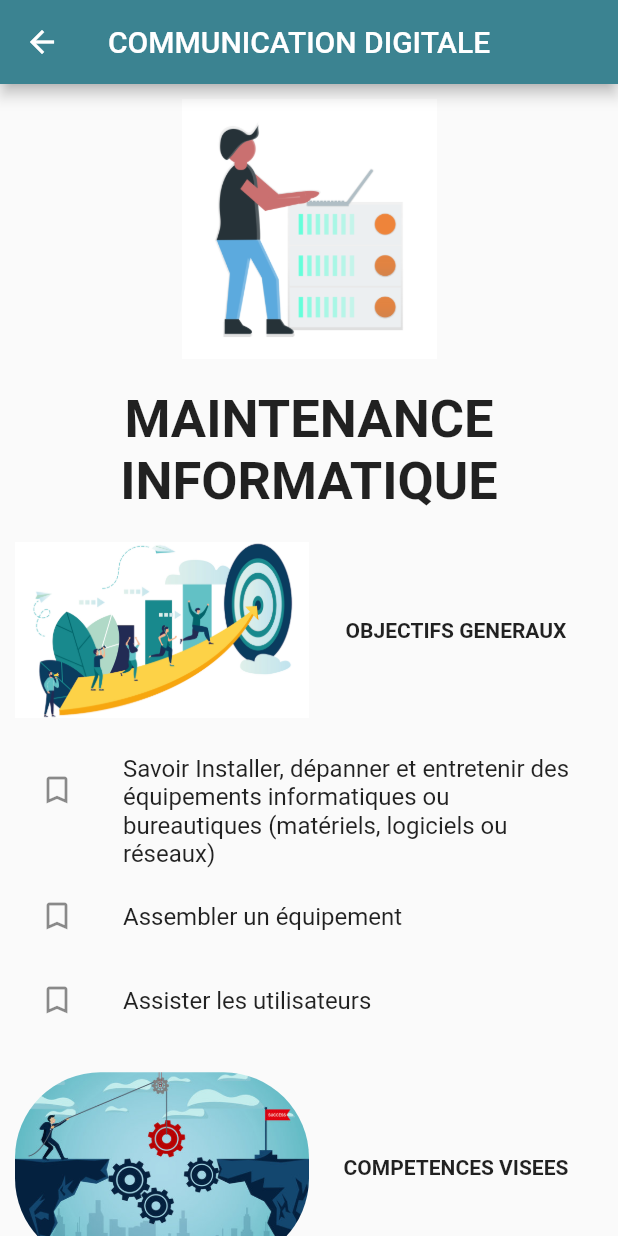
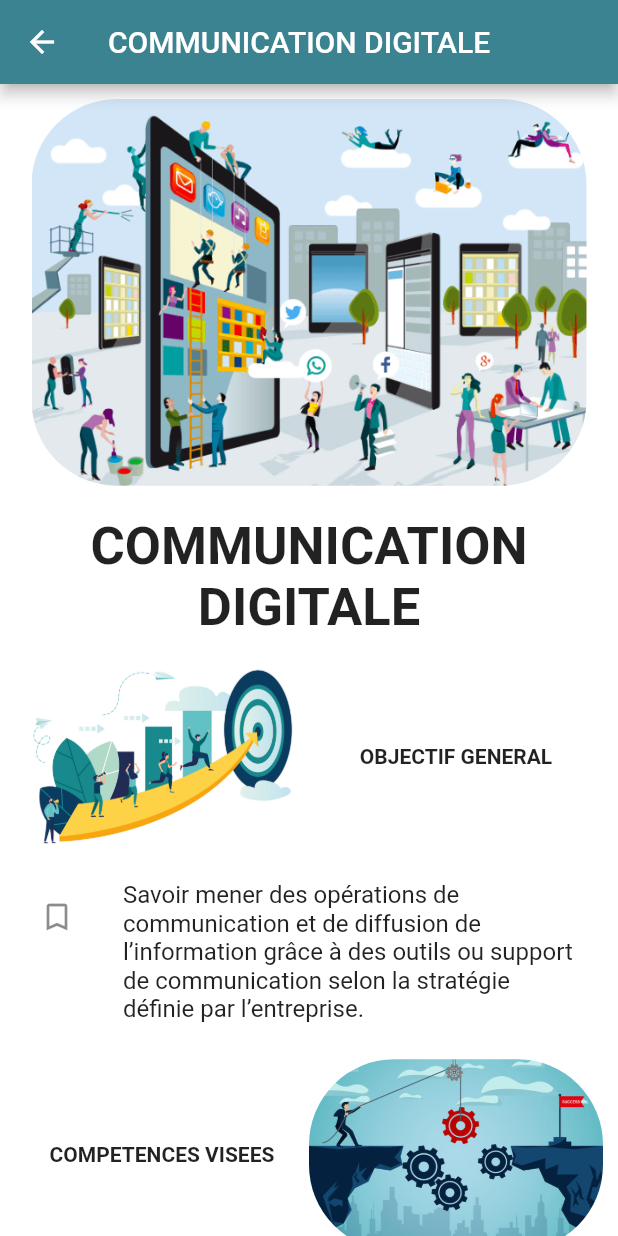
Before and after one commit to EdgarEmmanuel/FlUTTER_SPRING_BOOT, a Flutter app: the Communication screen opened directly, on a phone screen of 412 x 824 dp. Run offline on Flutter 3.47's test engine with Material 2 defaults, Android fonts, the phone set to English and light mode, and no system bars; our stand-ins replace data_connection_checker, dio; missing offline and left inert: flutter_youtube.

Commit message:
page communicatio digitale

```diff
--- a/frontfluttertattagine/lib/pages/numerique/Communication.dart
+++ b/frontfluttertattagine/lib/pages/numerique/Communication.dart
@@ -5,6 +5,7 @@ class Communication extends StatelessWidget{
   @override
   Widget build(BuildContext context) {
    return Scaffold(
+     backgroundColor: Colors.white,
      appBar: AppBar(
        title: Text(
          "COMMUNICATION DIGITALE"
@@ -17,15 +18,18 @@ class Communication extends StatelessWidget{
              children: <Widget>[
                Padding(
                  padding: EdgeInsets.all(10.0),
-                 child:Image.asset(
-                   "images/maintenance.png",
-                   width: 170.0,
+                 child:ClipRRect(
+                   borderRadius: BorderRadius.circular(57.0),
+                   child: Image.asset(
+                     "images/communication.png",
+                     width: 370.0,
+                   ),
                  ),
                ),
                Padding(
                  padding: EdgeInsets.all(10.0),
                  child: Text(
-                   "MAINTENANCE INFORMATIQUE",
+                   "COMMUNICATION DIGITALE",
                    textAlign: TextAlign.center,
                    style: TextStyle(
                        fontWeight: FontWeight.bold,
@@ -45,7 +49,7 @@ class Communication extends StatelessWidget{
                        ),
                        Expanded(
                          child: Text(
-                           "OBJECTIFS GENERAUX",
+                           "OBJECTIF GENERAL",
                            style: TextStyle(
                                fontWeight: FontWeight.bold
                            ),
@@ -62,20 +66,9 @@ class Communication extends StatelessWidget{
                      ListTile(
                        leading: Icon(Icons.bookmark_border),
                        title: Text(
-                           "Savoir Installer, dépanner et entretenir des équipements informatiques "
-                               "ou bureautiques (matériels, logiciels ou réseaux)"
-                       ),
-                     ),
-                     ListTile(
-                       leading: Icon(Icons.bookmark_border),
-                       title: Text(
-                           "Assembler un équipement"
-                       ),
-                     ),
-                     ListTile(
-                       leading: Icon(Icons.bookmark_border),
-                       title: Text(
-                           "Assister les utilisateurs"
+                           "Savoir mener des opérations de communication et de diffusion de l’information "
+                               "grâce à des outils ou support de "
+                               "communication selon la stratégie définie par l’entreprise."
                        ),
                      ),
                    ],
@@ -86,6 +79,15 @@ class Communication extends StatelessWidget{
                    child: Row(
                      children: <Widget>[
                        Expanded(
+                         child: Text(
+                           "COMPETENCES VISEES",
+                           style: TextStyle(
+                               fontWeight: FontWeight.bold
+                           ),
+                           textAlign: TextAlign.center,
+                         ),
+                       ),
+                       Expanded(
                          child: ClipRRect(
                            borderRadius: BorderRadius.circular(57.0),
                            child: Image.asset(
@@ -94,15 +96,6 @@ class Communication extends StatelessWidget{
                            ),
                          ),
                        ),
-                       Expanded(
-                         child: Text(
-                           "COMPETENCES VISEES",
-                           style: TextStyle(
-                               fontWeight: FontWeight.bold
-                           ),
-                           textAlign: TextAlign.center,
-                         ),
-                       )
                      ],
                    )
                ),
@@ -113,37 +106,43 @@ class Communication extends StatelessWidget{
                      ListTile(
                        leading: Icon(Icons.rate_review),
                        title: Text(
-                           "diagnostiquer un dysfonctionnement matériel ou logiciel informatique, "
+                           "techniques de communication"
                        ),
                      ),
                      ListTile(
                        leading: Icon(Icons.rate_review),
                        title: Text(
-                           "configurer un poste de travail"
+                           "normes rédactionnelles"
                        ),
                      ),
                      ListTile(
                        leading: Icon(Icons.rate_review),
                        title: Text(
-                           "changer ou réparer un élément défectueux"
+                           "utilisation d’outils de travail collaboratif"
                        ),
                      ),
                      ListTile(
                        leading: Icon(Icons.rate_review),
                        title: Text(
-                           "réaliser des opérations de maintenance sur les équipements et matériels informatiques. "
+                           "maîtrise des outils de web analyse"
                        ),
                      ),
                      ListTile(
                        leading: Icon(Icons.rate_review),
                        title: Text(
-                           "Installer un système d’exploitation"
+                           "capacités rédactionnelles (revues, presse, communiqué…)"
                        ),
                      ),
                      ListTile(
                        leading: Icon(Icons.rate_review),
                        title: Text(
-                           "Installer et désinstaller de manière sécurisée des logiciels"
+                           "conception des supports de communication visuelle"
+                       ),
+                     ),
+                     ListTile(
+                       leading: Icon(Icons.rate_review),
+                       title: Text(
+                           "amélioration de l’e-réputation d’un site web et son positionnement sur la toile"
                        ),
                      ),
                    ],
--- a/frontfluttertattagine/pubspec.yaml
+++ b/frontfluttertattagine/pubspec.yaml
@@ -74,6 +74,7 @@ flutter:
     - images/maintenance.png
     - images/goal.jpg
     - images/comptence.jpg
+    - images/communication.png
   #   - images/a_dot_ham.jpeg
 
   # An image asset can refer to one or more resolution-specific "variants", see
```
Also changed, not shown: frontfluttertattagine/images/communication.png (added).
